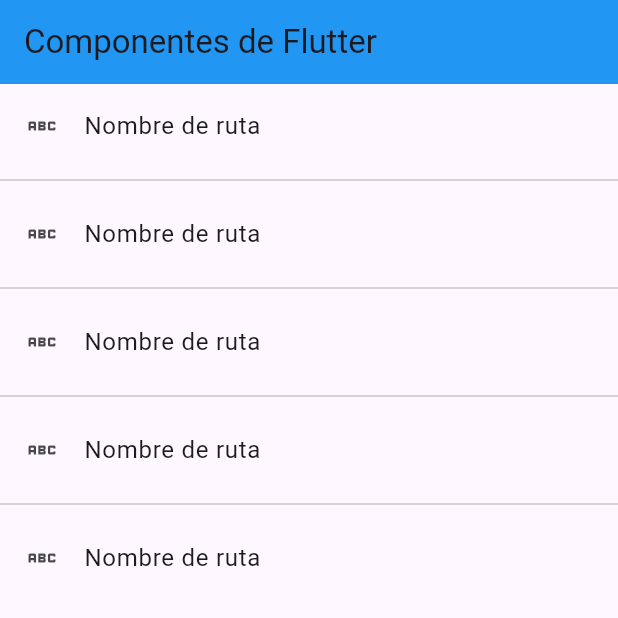
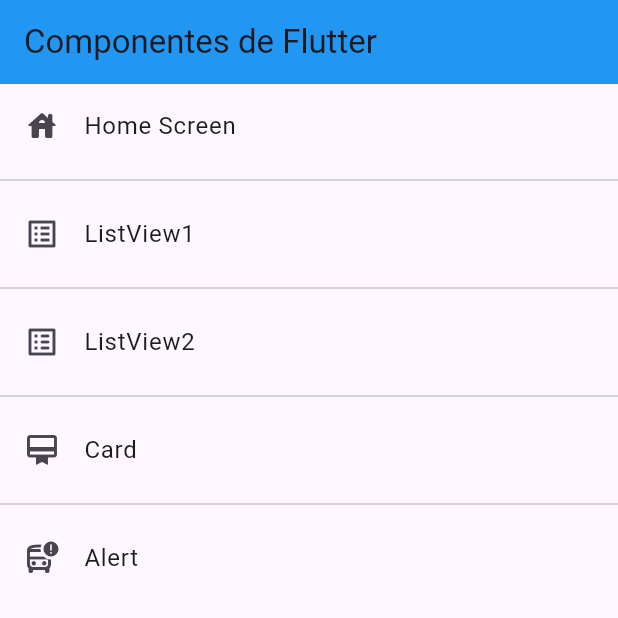
Before and after one commit to Guillermojs9/fl_componentes, a Flutter app: the screen it shows after launch, on a phone screen of 412 x 824 dp, the top half of it. Run offline on Flutter 3.47's test engine with Material 3 defaults, Android fonts, the phone set to English and light mode, and no system bars.

Commit message:
Opciones listas

```diff
--- a/fl_componentes/lib/main.dart
+++ b/fl_componentes/lib/main.dart
@@ -13,7 +13,7 @@ class MyApp extends StatelessWidget {
       debugShowCheckedModeBanner: false,
       title: 'Material App',
       initialRoute: AppRoutes.initialRoute,
-      routes: AppRoutes.routes,
+      routes: AppRoutes.getAppRoutes(),
       onGenerateRoute: AppRoutes.onGenerateSettings,
     );
   }
--- /dev/null
+++ b/fl_componentes/lib/models/menu_option.dart
@@ -0,0 +1,17 @@
+import 'package:flutter/material.dart';
+
+class MenuOption {
+  final String route;
+  final IconData icon;
+  final String name;
+  final Widget screen;
+
+  MenuOption({
+    required this.route,
+    required this.icon,
+    required this.name,
+    required this.screen
+  });
+
+
+}
--- /dev/null
+++ b/fl_componentes/lib/models/models.dart
@@ -0,0 +1 @@
+export 'package:fl_componentes/models/menu_option.dart';
--- a/fl_componentes/lib/routes/app_routes.dart
+++ b/fl_componentes/lib/routes/app_routes.dart
@@ -1,16 +1,45 @@
+import 'package:fl_componentes/models/models.dart';
 import 'package:fl_componentes/screens/screens.dart';
 import 'package:flutter/material.dart';
 
 class AppRoutes {
   static const initialRoute = "home";
 
-  static Map<String, Widget Function(BuildContext)> routes = {
-    "listview1": (BuildContext context) => const Listview1Screen(),
-    "listview2": (BuildContext context) => const Listview2Screen(),
-    "home": (BuildContext context) => const HomeScreen(),
-    "alert": (BuildContext context) => const AlertScreen(),
-    "card": (BuildContext context) => const CardScreen(),
-  };
+  static final MenuOptions = <MenuOption>[
+    MenuOption(
+        route: "home",
+        icon: Icons.house_rounded,
+        name: "Home Screen",
+        screen: const HomeScreen()),
+    MenuOption(
+        route: "listview1",
+        icon: Icons.list_alt_outlined,
+        name: "ListView1",
+        screen: const Listview1Screen()),
+    MenuOption(
+        route: "listview2",
+        icon: Icons.list_alt_rounded,
+        name: "ListView2",
+        screen: const Listview2Screen()),
+    MenuOption(
+        route: "card",
+        icon: Icons.card_membership,
+        name: "Card",
+        screen: const CardScreen()),
+    MenuOption(
+        route: "alert",
+        icon: Icons.bus_alert_outlined,
+        name: "Alert",
+        screen: const AlertScreen()),
+  ];
+
+  static Map<String, Widget Function(BuildContext)> getAppRoutes() {
+    Map<String, Widget Function(BuildContext)> appRoutes = {};
+    for (final option in MenuOptions) {
+      appRoutes.addAll({option.route: (BuildContext context) => option.screen});
+    }
+    return appRoutes;
+  }
 
   static Route<dynamic> onGenerateSettings(RouteSettings settings) {
     return MaterialPageRoute(builder: (context) => const AlertScreen());
--- a/fl_componentes/lib/screens/home_screen.dart
+++ b/fl_componentes/lib/screens/home_screen.dart
@@ -1,3 +1,4 @@
+import 'package:fl_componentes/routes/app_routes.dart';
 import 'package:fl_componentes/screens/screens.dart';
 import 'package:flutter/material.dart';
 
@@ -13,15 +14,13 @@ class HomeScreen extends StatelessWidget {
         ),
         body: ListView.separated(
             itemBuilder: (context, index) => ListTile(
-                  leading: const Icon(Icons.abc_outlined),
-                  title: const Text("Nombre de ruta"),
+                  leading: Icon(AppRoutes.MenuOptions[index].icon),
+                  title:  Text(AppRoutes.MenuOptions[index].name),
                   onTap: () {
-                    //final route = MaterialPageRoute(builder: (context) => const Listview1Screen());
-                    Navigator.pushNamed(context, "card");
-                    //Navigator.pushReplacement(context, route);
+                    Navigator.pushNamed(context, AppRoutes.MenuOptions[index].route);
                   },
                 ),
             separatorBuilder: (context, index) => const Divider(),
-            itemCount: 5));
+            itemCount: AppRoutes.MenuOptions.length));
   }
 }
```
